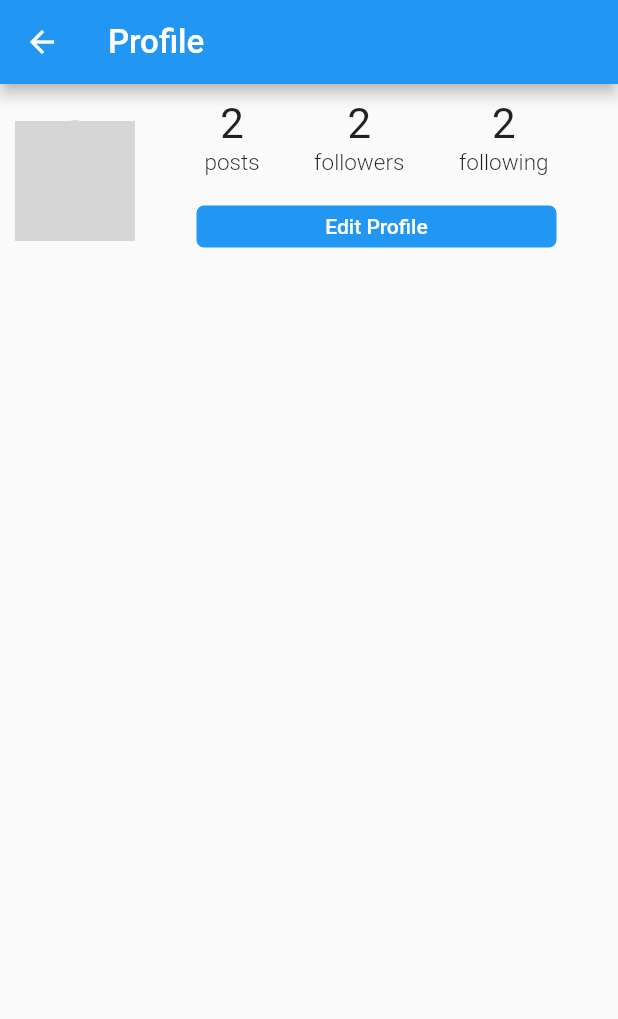
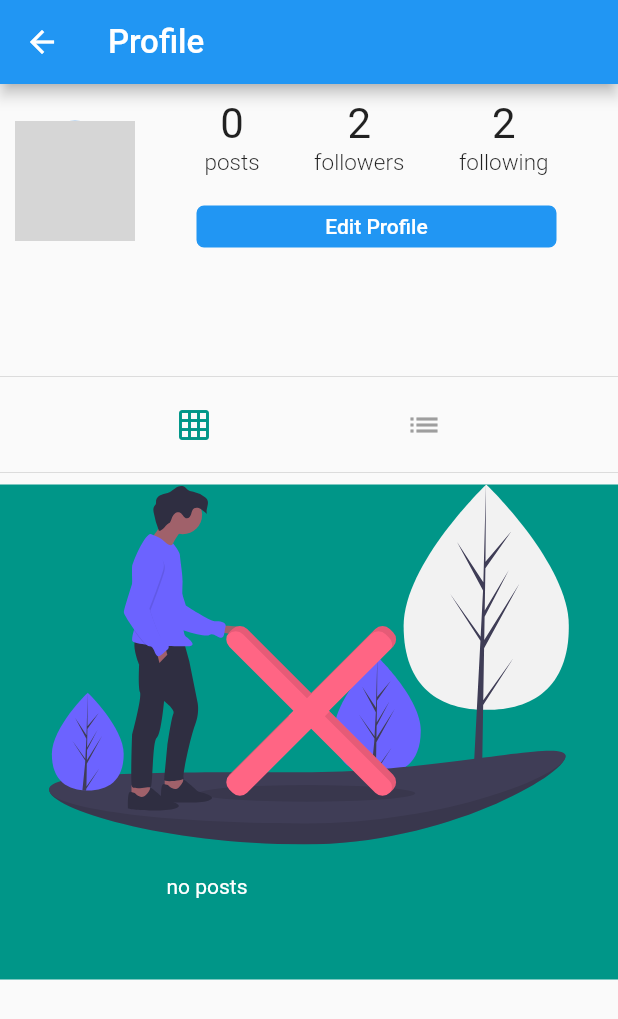
Before and after one commit to musseGkel/ReachMe, a Flutter app: the ProfilePage screen opened directly, on a phone screen of 412 x 824 dp. Shown: the top 1019 px of the screen. Run offline on Flutter 3.47's test engine with Material 2 defaults, Android fonts, the phone set to English and light mode, and no system bars; our stand-ins replace cached_network_image, cloud_firestore, firebase_core, firebase_storage, flutter_svg, geocoding and 3 more; accounts and stored records are empty; network calls fail; grey boxes are pictures that could not be loaded.

Commit message:
user post list and grid built, like button,

```diff
--- a/lib/page/profile_page.dart
+++ b/lib/page/profile_page.dart
@@ -1,10 +1,14 @@
 import 'package:cached_network_image/cached_network_image.dart';
+import 'package:cloud_firestore/cloud_firestore.dart';
 import 'package:flutter/material.dart';
+import 'package:flutter_svg/svg.dart';
 import 'package:reach_me/home_page.dart';
 import 'package:reach_me/models/u/user.dart';
 import 'package:reach_me/page/edit_profile_page.dart';
 import 'package:reach_me/widgets/header.dart';
 import 'package:reach_me/widgets/loadng.dart';
+import 'package:reach_me/widgets/post.dart';
+import 'package:reach_me/widgets/post_tile.dart';
 
 class ProfilePage extends StatefulWidget {
   final String profileId;
@@ -14,8 +18,37 @@ class ProfilePage extends StatefulWidget {
   _ProfilePageState createState() => _ProfilePageState();
 }
 
+enum Orientation { grid, list }
+
 class _ProfilePageState extends State<ProfilePage> {
   String currentUserId = currentUser.id;
+  int postCount = 0;
+  bool isLoading = false;
+  List<Post> posts = [];
+  Orientation postOrientation = Orientation.grid;
+
+  @override
+  void initState() {
+    super.initState();
+    getProfilePosts();
+  }
+
+  getProfilePosts() async {
+    setState(() {
+      isLoading = true;
+    });
+    QuerySnapshot snapshot = await postsRef
+        .doc(widget.profileId)
+        .collection('userPosts')
+        .orderBy('timestamp', descending: true)
+        .get();
+    setState(() {
+      isLoading = false;
+      postCount = snapshot.docs.length;
+      posts = snapshot.docs.map((doc) => Post.deSerialze(doc)).toList();
+    });
+  }
+
   buildCount(String label, int count) {
     return Column(
       children: [
@@ -106,7 +139,7 @@ class _ProfilePageState extends State<ProfilePage> {
                           mainAxisSize: MainAxisSize.max,
                           mainAxisAlignment: MainAxisAlignment.spaceEvenly,
                           children: [
-                            buildCount('posts', 2),
+                            buildCount('posts', postCount),
                             buildCount('followers', 2),
                             buildCount('following', 2),
                           ],
@@ -142,6 +175,88 @@ class _ProfilePageState extends State<ProfilePage> {
     );
   }
 
+  buildProfilePosts() {
+    if (isLoading)
+      return circularLoading();
+    else if (posts.isEmpty) {
+      return Container(
+        color: Theme.of(context).colorScheme.primary,
+        child: Column(
+          mainAxisAlignment: MainAxisAlignment.center,
+          children: [
+            SvgPicture.asset(
+              'assets/images/no_content.svg',
+              height: 240,
+            ),
+            Container(
+              margin: EdgeInsets.symmetric(vertical: 20),
+              height: 50,
+              width: 190,
+              decoration: BoxDecoration(
+                borderRadius: BorderRadius.circular(10),
+                shape: BoxShape.rectangle,
+              ),
+              child: Text(
+                'no posts',
+                style: TextStyle(
+                  color: Colors.white,
+                ),
+              ),
+            ),
+          ],
+        ),
+      );
+    } else if (postOrientation == Orientation.grid) {
+      List<GridTile> gridTiles = [];
+      posts.forEach((post) {
+        gridTiles.add(GridTile(
+          child: PostTile(post),
+        ));
+      });
+      return GridView.count(
+        crossAxisCount: 3,
+        childAspectRatio: 1.0,
+        mainAxisSpacing: 1.5,
+        crossAxisSpacing: 1.5,
+        shrinkWrap: true,
+        physics: NeverScrollableScrollPhysics(),
+        children: gridTiles,
+      );
+    } else if (postOrientation == Orientation.list) {
+      return Column(
+        children: posts,
+      );
+    }
+  }
+
+  setPostOrientation(postOrientation) {
+    setState(() {
+      this.postOrientation = postOrientation;
+    });
+  }
+
+  buildSwitchOrientation() {
+    return Row(
+      mainAxisAlignment: MainAxisAlignment.spaceEvenly,
+      children: [
+        IconButton(
+          onPressed: () => setPostOrientation(Orientation.grid),
+          icon: Icon(Icons.grid_on),
+          color: postOrientation == Orientation.grid
+              ? Theme.of(context).colorScheme.primary
+              : Colors.grey,
+        ),
+        IconButton(
+          onPressed: () => setPostOrientation(Orientation.list),
+          icon: Icon(Icons.list),
+          color: postOrientation == Orientation.list
+              ? Theme.of(context).colorScheme.primary
+              : Colors.grey,
+        )
+      ],
+    );
+  }
+
   @override
   Widget build(BuildContext context) {
     return Scaffold(
@@ -149,6 +264,10 @@ class _ProfilePageState extends State<ProfilePage> {
         body: ListView(
           children: [
             buildHeaderProfile(),
+            Divider(),
+            buildSwitchOrientation(),
+            Divider(),
+            buildProfilePosts(),
           ],
         ));
   }
```
Also changed, not shown: lib/widgets/customized_widgets.dart (added, +16 -0 lines), lib/widgets/post.dart (added, +208 -0 lines), lib/widgets/post_tile.dart (added, +15 -0 lines).
